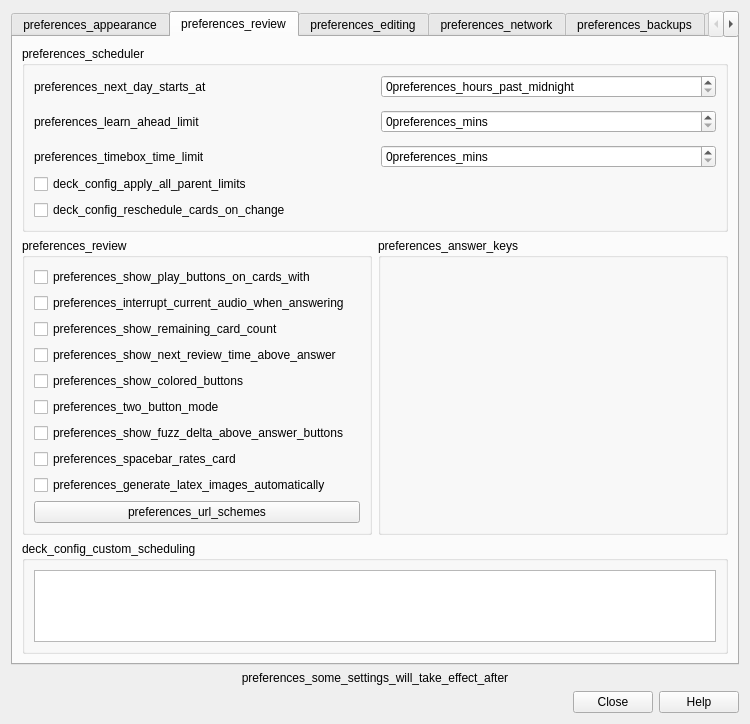
Before: the Qt Designer form qt/aqt/forms/preferences.ui in Expertium/Clanki, drawn with Qt 5.
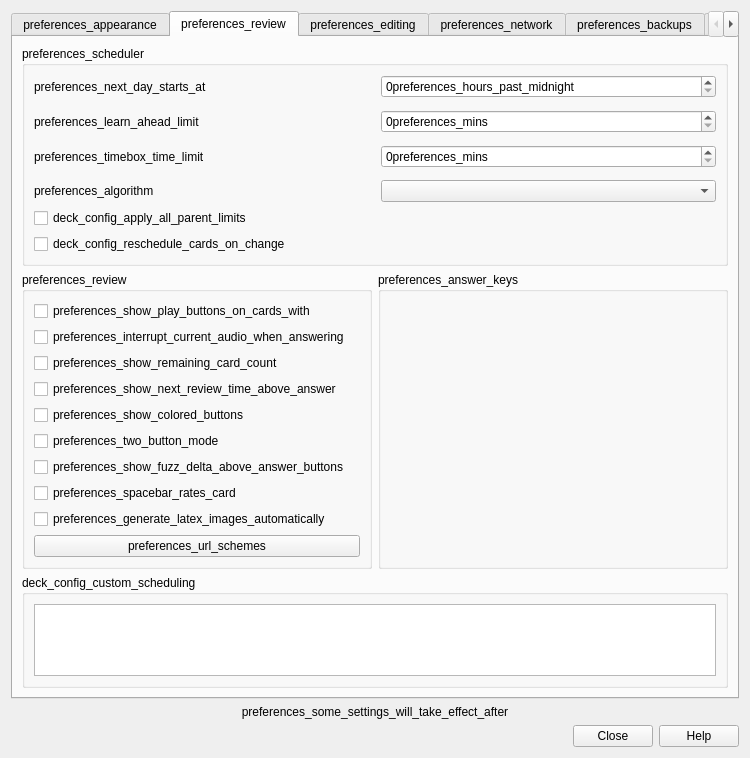
After: the same form once the commit is applied. The open tabs and pages were chosen to show the change.

Commit message: behavior: one scheduling algorithm for the whole collection, in Preferences

```diff
--- a/qt/aqt/forms/preferences.ui
+++ b/qt/aqt/forms/preferences.ui
@@ -370,6 +370,19 @@
               </property>
              </widget>
             </item>
+            <item row="3" column="0">
+             <widget class="QLabel" name="algorithmLabel">
+              <property name="text">
+               <string>preferences_algorithm</string>
+              </property>
+              <property name="buddy">
+               <cstring>algorithm</cstring>
+              </property>
+             </widget>
+            </item>
+            <item row="3" column="1">
+             <widget class="QComboBox" name="algorithm"/>
+            </item>
            </layout>
           </item>
           <item>
```
The commit also changes 25 other files.
